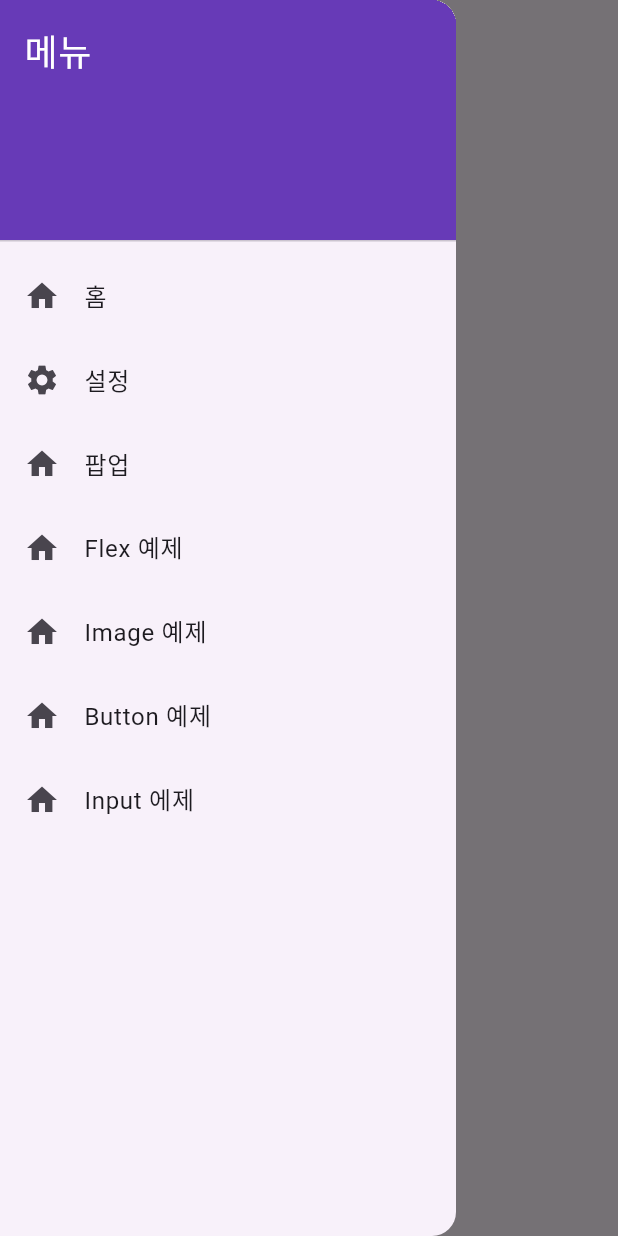
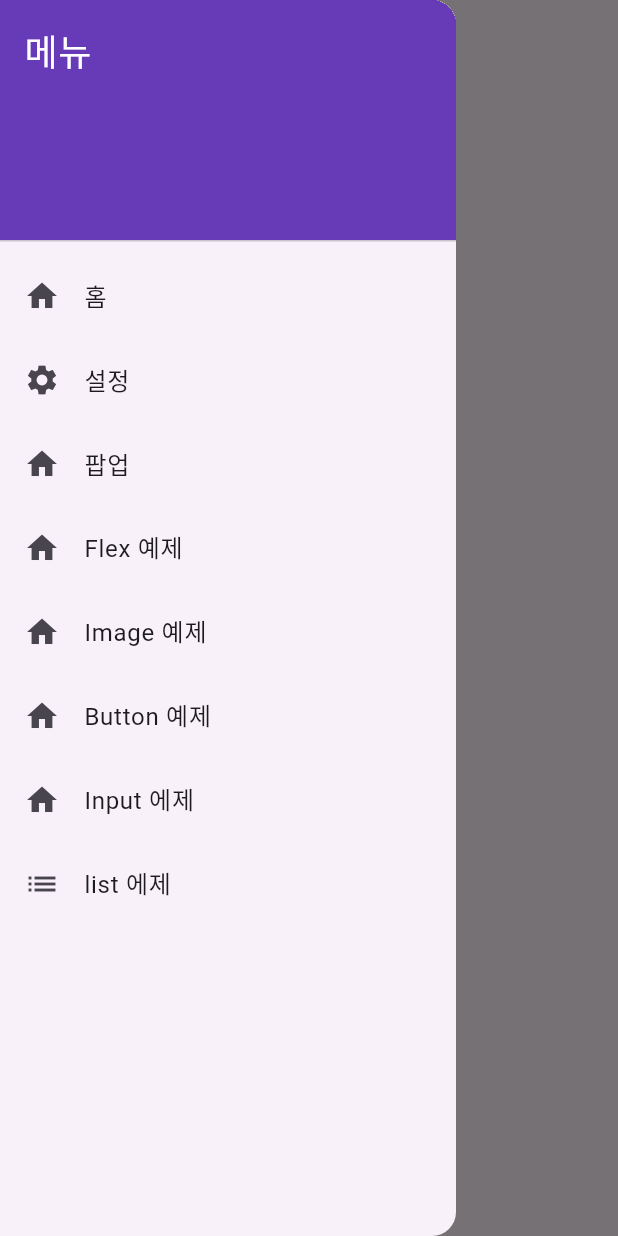
Before and after one commit to gimujeongsig/flutter, a Flutter app: the SettingPage screen opened by its route, with the side drawer open, on a phone screen of 412 x 824 dp. Run offline on Flutter 3.47's test engine with Material 3 defaults, Android fonts, the phone set to English and light mode, and no system bars.

Commit message:
list 예제 만들었다.

```diff
--- a/lib/drawer.dart
+++ b/lib/drawer.dart
@@ -84,7 +84,16 @@ class MyDrawer extends StatelessWidget {
                   context, "/input"
               );
             },
-          )
+          ),
+          ListTile(
+            leading: const Icon(Icons.list),
+            title: const Text("list 에제"),
+            onTap: () {
+              Navigator.pushNamed(
+                  context, "/list"
+              );
+            },
+          ),
         ],
       ),
     );
--- a/lib/main.dart
+++ b/lib/main.dart
@@ -1,4 +1,5 @@
 import 'package:flutter/material.dart';
+import 'package:untitled2/list_page.dart';
 import 'package:untitled2/popup_page.dart';
 import 'button_page.dart';
 import 'flex_page.dart';
@@ -32,6 +33,7 @@ class MyApp extends StatelessWidget {
         '/image': (context) => const ImagePage(),
         '/button': (context) => const ButtonPage(),
         '/input': (context) => const InputPage(),
+        '/list': (context) => const ListPage(),
       },
     );
   }
```
Also changed, not shown: lib/list_page.dart (added, +40 -0 lines).
